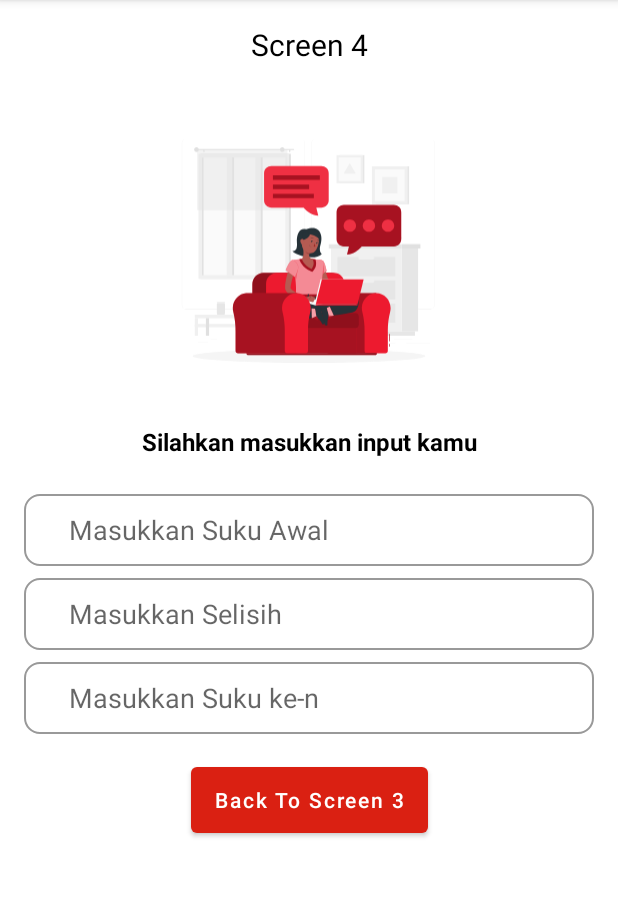
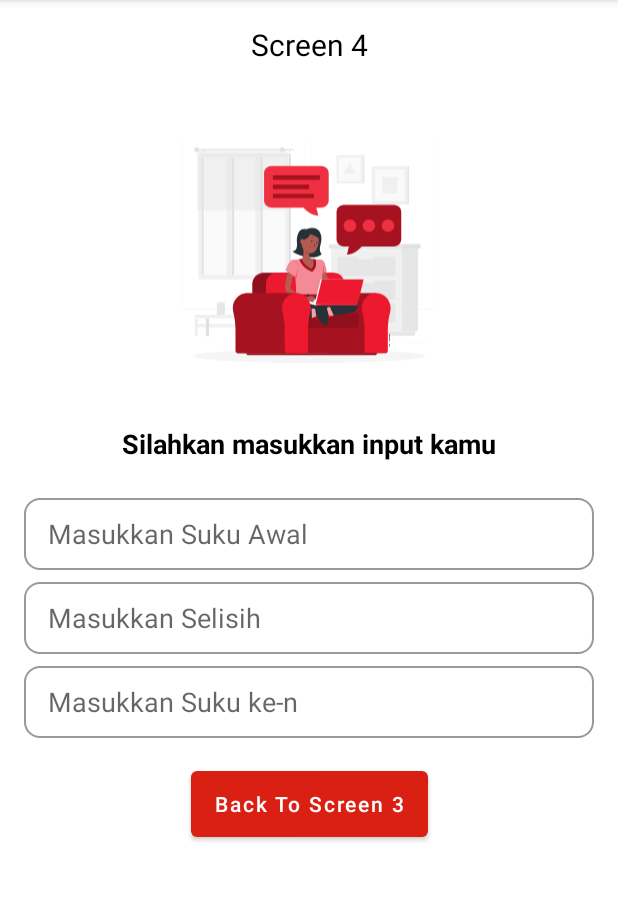
Before and after one commit to RaflyRaihan11191053/ChallengeChapter3, an Android app: the FragmentThree screen opened through its navigation route, after a tap on "Go To Screen 4", on a phone screen of 412 x 824 dp, the part 84-985 px from its top. Run offline under Robolectric (Android 15) with nearby library versions, the phone set to English and light mode, and no system bars.

Commit message:
Finishing the layout

```diff
--- a/app/src/main/res/layout/fragment_four.xml
+++ b/app/src/main/res/layout/fragment_four.xml
@@ -9,7 +9,7 @@
 
     <TextView
         android:id="@+id/tv_screen_four"
-        android:text="Screen 4"
+        android:text="@string/text_screen4"
         android:textSize="20sp"
         android:textColor="@color/black"
         app:layout_constraintStart_toStartOf="parent"
@@ -30,8 +30,8 @@
 
     <TextView
         android:id="@+id/tv_content_four"
-        android:text="Silahkan masukkan input kamu"
-        android:textSize="16sp"
+        android:text="@string/input_text"
+        android:textSize="18sp"
         android:textColor="@color/black"
         android:textStyle="bold"
         app:layout_constraintStart_toStartOf="parent"
@@ -43,7 +43,7 @@
 
     <EditText
         android:id="@+id/et_suku_awal"
-        android:hint="   Masukkan Suku Awal"
+        android:hint="@string/input_suku_awal"
         android:inputType="number"
         android:background="@drawable/input_text"
         app:layout_constraintStart_toStartOf="parent"
@@ -55,7 +55,7 @@
 
     <EditText
         android:id="@+id/et_selisih"
-        android:hint="   Masukkan Selisih"
+        android:hint="@string/input_selisih"
         android:background="@drawable/input_text"
         app:layout_constraintStart_toStartOf="parent"
         app:layout_constraintEnd_toEndOf="parent"
@@ -67,7 +67,7 @@
 
     <EditText
         android:id="@+id/et_suku_n"
-        android:hint="   Masukkan Suku ke-n"
+        android:hint="@string/input_suku_n"
         android:background="@drawable/input_text"
         app:layout_constraintStart_toStartOf="parent"
         app:layout_constraintEnd_toEndOf="parent"
@@ -79,7 +79,7 @@
 
     <Button
         android:id="@+id/btn_screen_four"
-        android:text="Back To Screen 3"
+        android:text="@string/btn_four"
         android:textAllCaps="false"
         app:layout_constraintStart_toStartOf="parent"
         app:layout_constraintEnd_toEndOf="parent"
--- a/app/src/main/res/layout/fragment_one.xml
+++ b/app/src/main/res/layout/fragment_one.xml
@@ -9,7 +9,7 @@
 
     <TextView
         android:id="@+id/tv_screen_one"
-        android:text="Screen 1"
+        android:text="@string/text_screen1"
         android:textSize="20sp"
         android:textColor="@color/black"
         app:layout_constraintStart_toStartOf="parent"
@@ -30,7 +30,7 @@
 
     <TextView
         android:id="@+id/tv_fragment_one"
-        android:text="Selamat Datang di Aplikasi Deret Bilangan Aritmatika. Tekan Tombol Di Bawah Untuk Melanjutkan!"
+        android:text="@string/text_welcome"
         android:textAlignment="center"
         android:textSize="16sp"
         android:textColor="@color/black"
@@ -44,7 +44,7 @@
 
     <Button
         android:id="@+id/btn_screen_one"
-        android:text="Go To Screen 2"
+        android:text="@string/btn_one"
         android:textAllCaps="false"
         app:layout_constraintStart_toStartOf="parent"
         app:layout_constraintEnd_toEndOf="parent"
--- a/app/src/main/res/layout/fragment_three.xml
+++ b/app/src/main/res/layout/fragment_three.xml
@@ -9,7 +9,7 @@
 
     <TextView
         android:id="@+id/tv_screen_three"
-        android:text="Screen 3"
+        android:text="@string/text_screen3"
         android:textSize="20sp"
         android:textColor="@color/black"
         app:layout_constraintStart_toStartOf="parent"
@@ -88,7 +88,7 @@
 
     <Button
         android:id="@+id/btn_screen_three"
-        android:text="Go To Screen 4"
+        android:text="@string/btn_three"
         android:textAllCaps="false"
         app:layout_constraintStart_toStartOf="parent"
         app:layout_constraintEnd_toEndOf="parent"
--- a/app/src/main/res/values/strings.xml
+++ b/app/src/main/res/values/strings.xml
@@ -2,4 +2,19 @@
     <string name="app_name">ChallengeChapter3</string>
     <!-- TODO: Remove or change this placeholder text -->
     <string name="hello_blank_fragment">Hello blank fragment</string>
+    <string name="text_screen1">Screen 1</string>
+    <string name="text_welcome">Selamat Datang di Aplikasi Deret Bilangan Aritmatika. Tekan Tombol Di Bawah Untuk Melanjutkan!</string>
+    <string name="btn_one">Go To Screen 2</string>
+    <string name="text_screen2">Screen 2</string>
+    <string name="text_introduce">Sebelum mulai, kenalan dulu yuk! Nama kamu siapa?</string>
+    <string name="input_name">Masukkan Nama</string>
+    <string name="btn_two">Go To Screen 3</string>
+    <string name="text_screen3">Screen 3</string>
+    <string name="btn_three">Go To Screen 4</string>
+    <string name="text_screen4">Screen 4</string>
+    <string name="input_text">Silahkan masukkan input kamu</string>
+    <string name="input_suku_awal">Masukkan Suku Awal</string>
+    <string name="input_selisih">Masukkan Selisih</string>
+    <string name="input_suku_n">Masukkan Suku ke-n</string>
+    <string name="btn_four">Back To Screen 3</string>
 </resources>
```
Also changed, not shown: app/src/main/res/layout/fragment_two.xml (+4 -4 lines).
